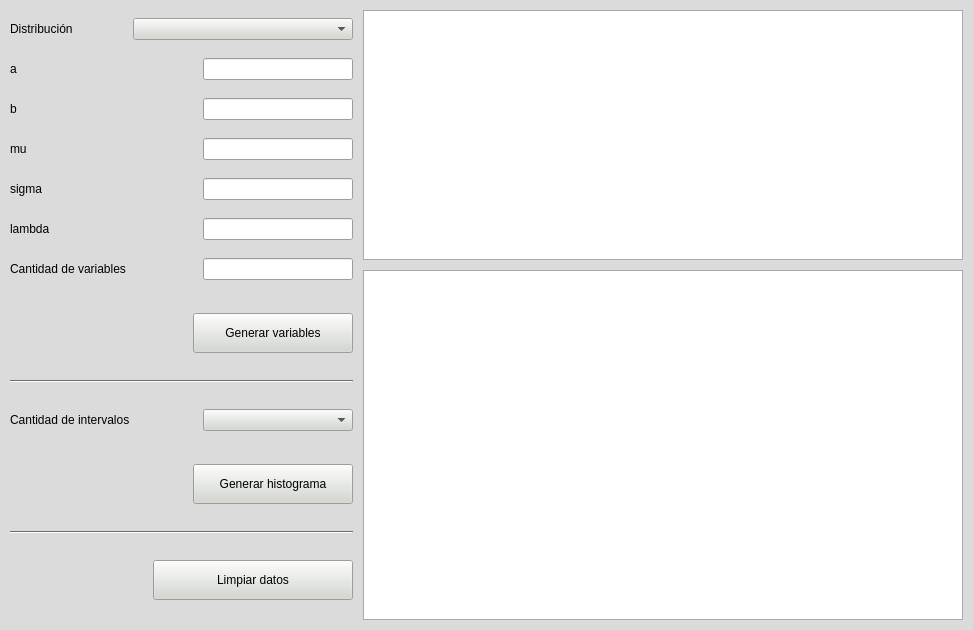
Old version of the form SIM/TP3/generador_variables/interfaz/ventana_generador_variables_aleatorias.ui in the repository agustin007/Facultad-2021.
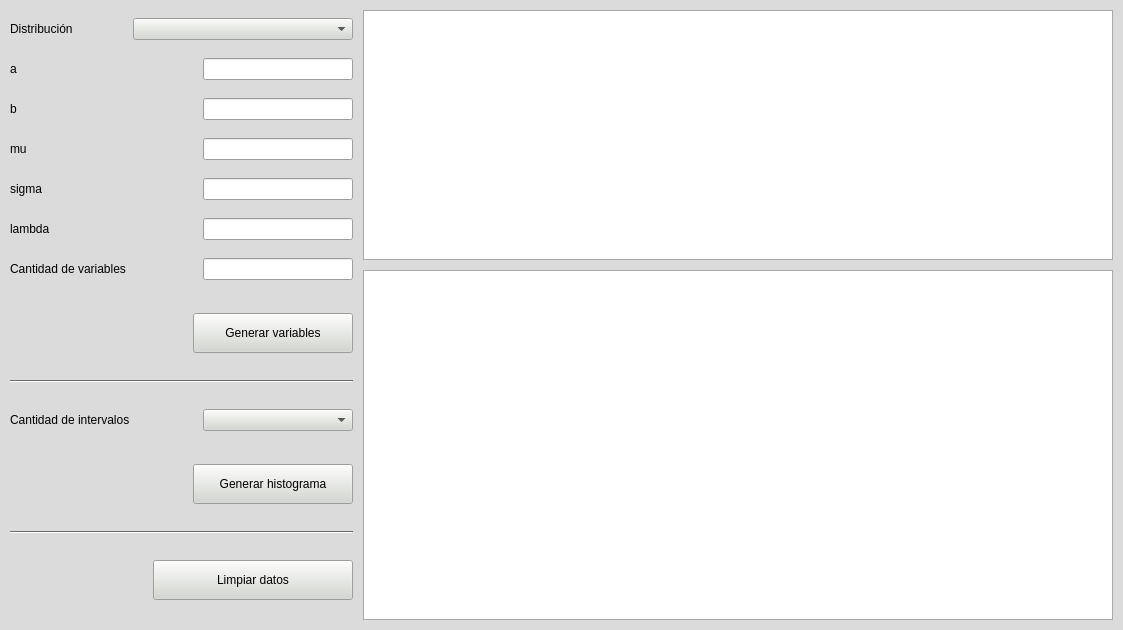
New version of the form. Icons and pictures are not drawn.

```diff
--- a/SIM/TP3/generador_variables/interfaz/ventana_generador_variables_aleatorias.ui
+++ b/SIM/TP3/generador_variables/interfaz/ventana_generador_variables_aleatorias.ui
@@ -6,13 +6,13 @@
    <rect>
     <x>0</x>
     <y>0</y>
-    <width>973</width>
+    <width>1123</width>
     <height>630</height>
    </rect>
   </property>
   <property name="minimumSize">
    <size>
-    <width>973</width>
+    <width>1123</width>
     <height>630</height>
    </size>
   </property>
@@ -1013,7 +1013,7 @@
           </property>
           <property name="minimumSize">
            <size>
-            <width>600</width>
+            <width>750</width>
             <height>250</height>
            </size>
           </property>
@@ -1038,12 +1038,12 @@
           </property>
           <property name="minimumSize">
            <size>
-            <width>600</width>
+            <width>750</width>
             <height>350</height>
            </size>
           </property>
           <attribute name="horizontalHeaderDefaultSectionSize">
-           <number>118</number>
+           <number>148</number>
           </attribute>
           <attribute name="horizontalHeaderStretchLastSection">
            <bool>true</bool>
```
